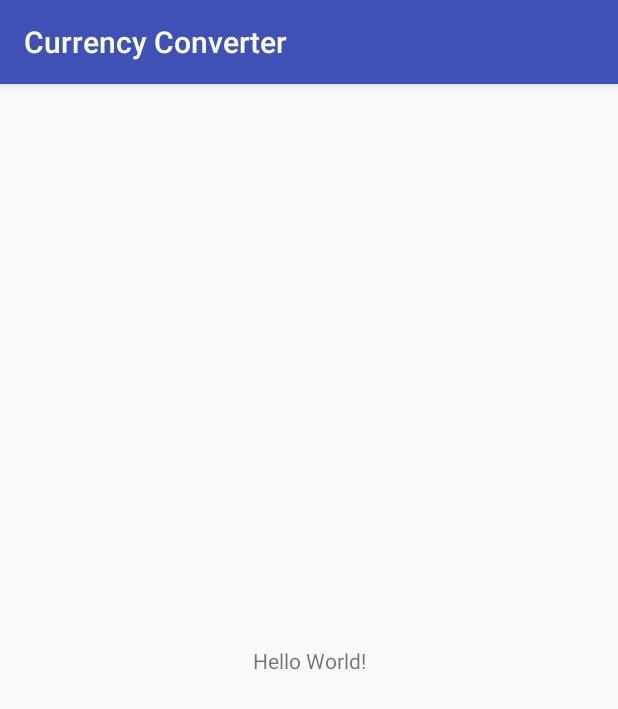
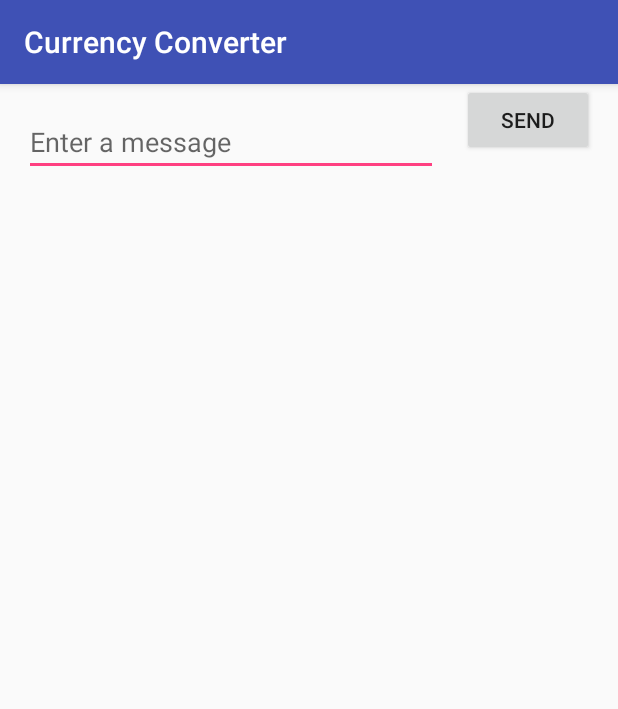
Before and after one commit to lucasmelin/AndroidCurrencyConverter, an Android app: the screen it shows after launch (MainActivity), on a phone screen of 412 x 824 dp. Shown: the top 709 px of the screen. Run offline under Robolectric (Android 15) with nearby library versions, the phone set to English and light mode, and no system bars.

Commit message:
Completed the Layout tutorial

```diff
--- a/app/src/main/res/layout/activity_main.xml
+++ b/app/src/main/res/layout/activity_main.xml
@@ -6,13 +6,29 @@
     android:layout_height="match_parent"
     tools:context=".MainActivity">
 
-    <TextView
+    <EditText
+        android:id="@+id/editText"
+        android:layout_width="0dp"
+        android:layout_height="wrap_content"
+        android:layout_marginStart="16dp"
+        android:layout_marginTop="16dp"
+        android:ems="10"
+        android:hint="@string/edit_message"
+        android:inputType="textPersonName"
+        app:layout_constraintEnd_toStartOf="@+id/button"
+        app:layout_constraintHorizontal_bias="0.5"
+        app:layout_constraintStart_toStartOf="parent"
+        app:layout_constraintTop_toTopOf="parent" />
+
+    <Button
+        android:id="@+id/button"
         android:layout_width="wrap_content"
         android:layout_height="wrap_content"
-        android:text="Hello World!"
-        app:layout_constraintBottom_toBottomOf="parent"
-        app:layout_constraintLeft_toLeftOf="parent"
-        app:layout_constraintRight_toRightOf="parent"
-        app:layout_constraintTop_toTopOf="parent" />
-
+        android:layout_marginEnd="16dp"
+        android:layout_marginStart="16dp"
+        android:text="@string/button_send"
+        app:layout_constraintEnd_toEndOf="parent"
+        app:layout_constraintHorizontal_bias="0.5"
+        app:layout_constraintStart_toEndOf="@+id/editText"
+        tools:layout_editor_absoluteY="16dp" />
 </android.support.constraint.ConstraintLayout>
--- a/app/src/main/res/values/strings.xml
+++ b/app/src/main/res/values/strings.xml
@@ -1,3 +1,5 @@
 <resources>
     <string name="app_name">Currency Converter</string>
+    <string name="edit_message">Enter a message</string>
+    <string name="button_send">Send</string>
 </resources>
```
